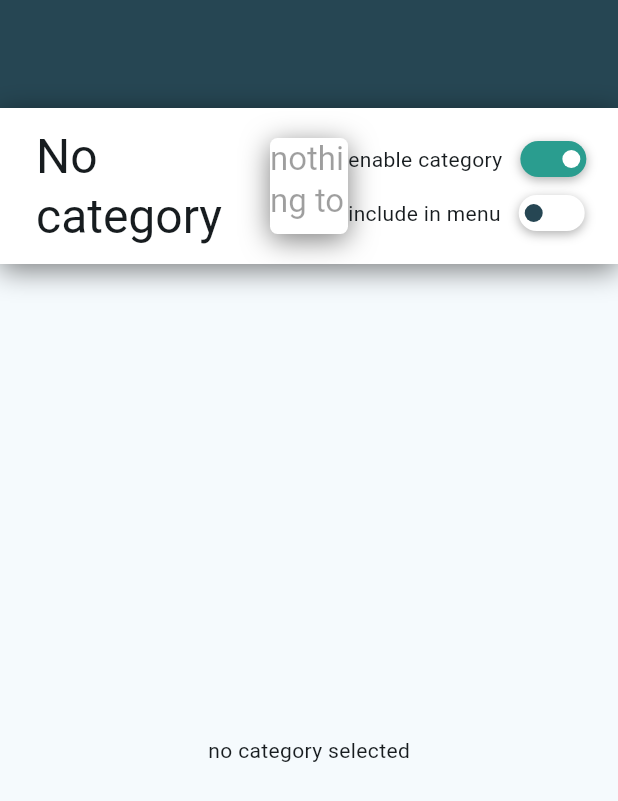
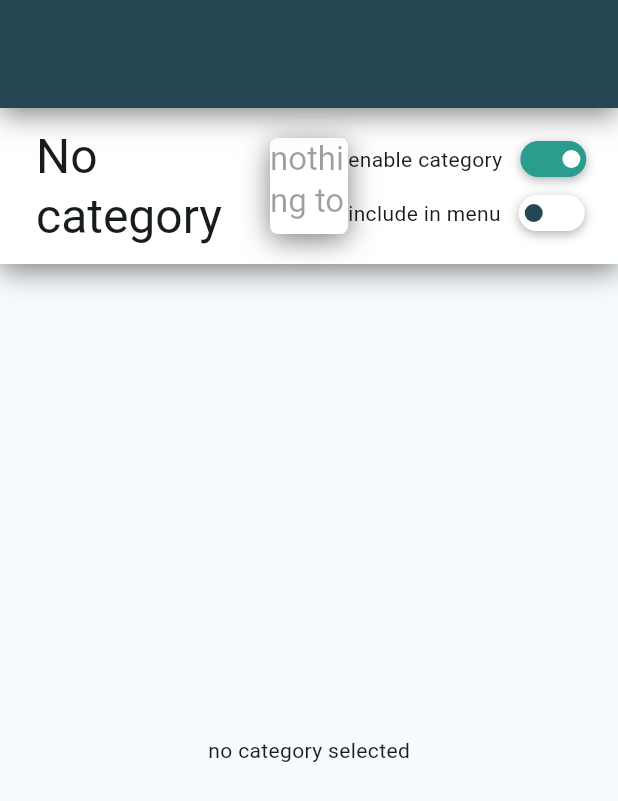
Before and after one commit to exDock/exDock-backend-client, a Flutter app: the CategorySynchronous widget shown alone on an empty page, opened directly with empty values, on a phone screen of 412 x 824 dp. Shown: the top 801 px of the screen. Run offline on Flutter 3.47's test engine with Material 3 defaults, Android fonts, the phone set to English and light mode, and no system bars; drawn by our look-alikes of flutter_switch; our stand-ins replace go_router, material_symbols_icons.

Commit message:
Fixed shadow of Category_edit_header

```diff
--- a/lib/pages/catalog/category/category_synchronous.dart
+++ b/lib/pages/catalog/category/category_synchronous.dart
@@ -67,13 +67,14 @@ class _CategorySynchronousState extends State<CategorySynchronous> {
 
   @override
   Widget build(BuildContext context) {
-    return Column(
+    double headerHeight = (categorySelection.isNotEmpty &&
+            categorySelection.last.subLeaves != null)
+        ? 72 + categorySelection.length * 48
+        : max(72 + (categorySelection.length - 1) * 48, 72);
+    return Stack(
       children: [
         SizedBox(
-          height: (categorySelection.isNotEmpty &&
-                  categorySelection.last.subLeaves != null)
-              ? 72 + categorySelection.length * 48
-              : max(72 + (categorySelection.length - 1) * 48, 72),
+          height: headerHeight,
           child: Stack(
             children: List.generate(
               (categorySelection.isEmpty ||
@@ -135,10 +136,11 @@ class _CategorySynchronousState extends State<CategorySynchronous> {
             ).reversed.toList(),
           ),
         ),
-        Expanded(
+        Padding(
+          padding: EdgeInsets.only(top: headerHeight),
           child: CategoryEdit(categorySelection: categorySelection),
         ),
-      ],
+      ].reversed.toList(),
     );
   }
 }
```
